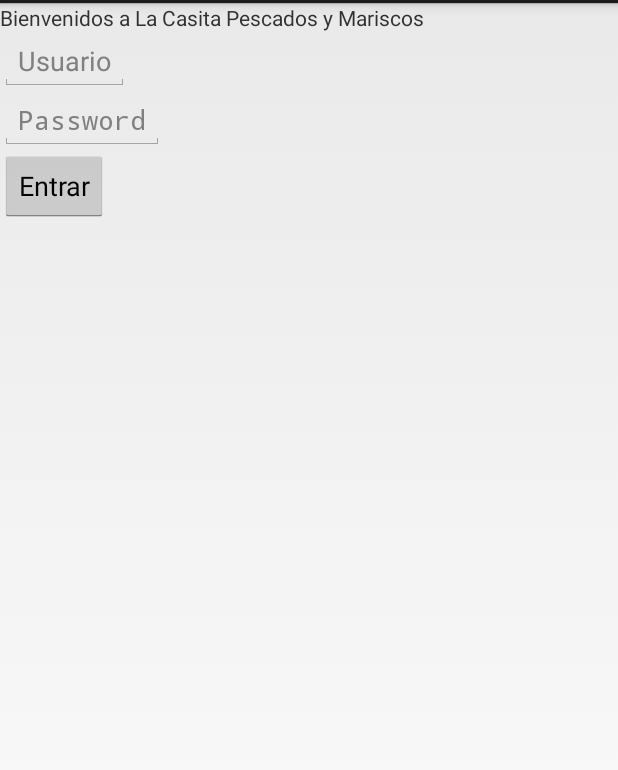
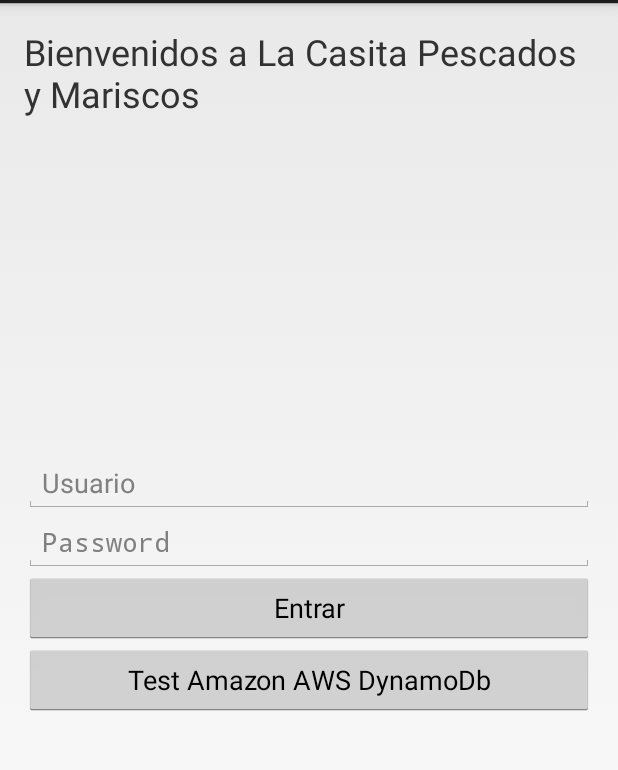
Before and after one commit to melvinrmc/mobile-android-hello-world, an Android app: the screen it shows after launch (HelloAndroidActivity), on a phone screen of 412 x 824 dp, the part 69-839 px from its top. Run offline under Robolectric (Android 15) with nearby library versions, the phone set to English and light mode, and no system bars; libraries missing offline, so code that uses them is left out: com.amazonaws.services.

Commit message:
Ajuste de clases para integración con Amazon AWS y DynamoDB. Se modifcaron los fuentes del ejemplo para ajustarlos al proyecto. No se ha ejecutado. Se  incorpora boton de prueba en Activity Main para testear la conexión. No se ha ejecutado la conexion.
Antes de ejecutar la conexion. Se commitea.

```diff
--- a/src/main/AndroidManifest.xml
+++ b/src/main/AndroidManifest.xml
@@ -7,6 +7,9 @@
     <uses-sdk
             android:minSdkVersion="8"
             android:targetSdkVersion="17"/>
+
+
+    <uses-permission android:name="android.permission.INTERNET" />
 
     <application
             android:allowBackup="true"
--- /dev/null
+++ b/src/main/java/com/amazonaws/demo/userpreferencesom/AmazonClientManager.java
@@ -0,0 +1,96 @@
+/*
+ * Copyright 2010-2012 Amazon.com, Inc. or its affiliates. All Rights Reserved.
+ *
+ * Licensed under the Apache License, Version 2.0 (the "License").
+ * You may not use this file except in compliance with the License.
+ * A copy of the License is located at
+ *
+ *  http://aws.amazon.com/apache2.0
+ *
+ * or in the "license" file accompanying this file. This file is distributed
+ * on an "AS IS" BASIS, WITHOUT WARRANTIES OR CONDITIONS OF ANY KIND, either
+ * express or implied. See the License for the specific language governing
+ * permissions and limitations under the License.
+ */
+
+package com.amazonaws.demo.userpreferencesom;
+
+import android.content.Context;
+import android.util.Log;
+
+import com.amazonaws.AmazonServiceException;
+import com.amazonaws.auth.CognitoCachingCredentialsProvider;
+import com.amazonaws.regions.Region;
+import com.amazonaws.regions.Regions;
+import com.amazonaws.services.dynamodbv2.AmazonDynamoDBClient;
+
+/**
+ * This class is used to get clients to the various AWS services. Before
+ * accessing a client the credentials should be checked to ensure validity.
+ */
+public class AmazonClientManager {
+
+    private static final String LOG_TAG = "AmazonClientManager";
+
+    private AmazonDynamoDBClient ddb = null;
+    private Context context;
+
+    public AmazonClientManager(Context context) {
+        this.context = context;
+    }
+
+    public AmazonDynamoDBClient ddb() {
+        validateCredentials();
+        return ddb;
+    }
+
+    public boolean hasCredentials() {
+        return (!(Constants.IDENTITY_POOL_ID.equalsIgnoreCase("CHANGE_ME")
+                || Constants.TEST_TABLE_NAME.equalsIgnoreCase("CHANGE_ME")));
+    }
+
+    public void validateCredentials() {
+
+        if (ddb == null) {
+            initClients();
+        }
+    }
+
+    private void initClients() {
+        CognitoCachingCredentialsProvider credentials = new CognitoCachingCredentialsProvider(
+                context,
+                Constants.IDENTITY_POOL_ID,
+                Regions.US_EAST_1);
+
+        ddb = new AmazonDynamoDBClient(credentials);
+        ddb.setRegion(Region.getRegion(Regions.US_WEST_2));
+    }
+
+    public boolean wipeCredentialsOnAuthError(AmazonServiceException ex) {
+        Log.e(LOG_TAG, "Error, wipeCredentialsOnAuthError called" + ex);
+        if (
+            // STS
+            // http://docs.amazonwebservices.com/STS/latest/APIReference/CommonErrors.html
+                ex.getErrorCode().equals("IncompleteSignature")
+                        || ex.getErrorCode().equals("InternalFailure")
+                        || ex.getErrorCode().equals("InvalidClientTokenId")
+                        || ex.getErrorCode().equals("OptInRequired")
+                        || ex.getErrorCode().equals("RequestExpired")
+                        || ex.getErrorCode().equals("ServiceUnavailable")
+
+                        // DynamoDB
+                        // http://docs.amazonwebservices.com/amazondynamodb/latest/developerguide/ErrorHandling.html#APIErrorTypes
+                        || ex.getErrorCode().equals("AccessDeniedException")
+                        || ex.getErrorCode().equals("IncompleteSignatureException")
+                        || ex.getErrorCode().equals(
+                        "MissingAuthenticationTokenException")
+                        || ex.getErrorCode().equals("ValidationException")
+                        || ex.getErrorCode().equals("InternalFailure")
+                        || ex.getErrorCode().equals("InternalServerError")) {
+
+            return true;
+        }
+
+        return false;
+    }
+}
--- a/src/main/java/com/codenvy/template/android/DisplayMessageActivity.java
+++ b/src/main/java/com/codenvy/template/android/DisplayMessageActivity.java
@@ -18,10 +18,10 @@ public class DisplayMessageActivity extends Activity {
         Intent intent = getIntent();
         String message = intent.getStringExtra(HelloAndroidActivity.EXTRA_MESSAGE);
         TextView textView = new TextView(this);
-        textView.setTextSize(40);
+        textView.setTextSize(24);
         textView.setText(message);
 
-        ViewGroup layout = (ViewGroup)findViewById(R.id.text_view);
+        ViewGroup layout = (ViewGroup) findViewById(R.id.activity_display_message);
         layout.addView(textView);
     }
 }
--- a/src/main/res/layout/activity_display_message.xml
+++ b/src/main/res/layout/activity_display_message.xml
@@ -5,9 +5,5 @@
     android:layout_height="fill_parent"
     android:id="@+id/activity_display_message"
     >
-<TextView
-    android:id="@+id/text_view"
-    android:layout_width="fill_parent"
-    android:layout_height="wrap_content"
-    />
+
 </LinearLayout>
--- a/src/main/res/layout/activity_main.xml
+++ b/src/main/res/layout/activity_main.xml
@@ -2,28 +2,50 @@
    xmlns:tools="http://schemas.android.com/tools"
    android:orientation="vertical"
    android:layout_width="match_parent"
-   android:layout_height="match_parent">
+        android:layout_height="match_parent"
+        android:layout_margin="@dimen/activity_horizontal_margin"
+        android:weightSum="1">
 
     <TextView
-        android:layout_width="wrap_content"
+        android:layout_width="fill_parent"
+        android:layout_height="0dp"
+        android:text="@string/hello_world"
+        android:textSize="24dp"
+        android:layout_weight="0.5"
+
+        />
+
+        <LinearLayout
+            android:orientation="vertical"
+            android:layout_width="fill_parent"
             android:layout_height="wrap_content"
-        android:text="@string/hello_world" />
+            android:layout_gravity="center">
 
-        <EditText android:id="@+id/edit_user"
-        android:layout_width="wrap_content"
+            <EditText
+                android:id="@+id/edit_user"
+                android:layout_width="fill_parent"
                 android:layout_height="wrap_content"
                 android:hint="@string/edit_user" />
 
-        <EditText android:id="@+id/edit_password"
-        android:layout_width="wrap_content"
+            <EditText
+                android:id="@+id/edit_password"
+                android:layout_width="fill_parent"
                 android:layout_height="wrap_content"
                 android:inputType="textPassword"
                 android:hint="@string/edit_password" />
+        </LinearLayout>
+
 
         <Button
-          android:layout_width="wrap_content"
+            android:layout_width="fill_parent"
           android:layout_height="wrap_content"
             android:text="@string/button_send"
             android:onClick="login" />
 
+        <Button
+            android:layout_width="fill_parent"
+            android:layout_height="wrap_content"
+            android:text="@string/button_test"
+            android:onClick="testAmazonAWS" />
+
 </LinearLayout>
--- a/src/main/res/values/strings.xml
+++ b/src/main/res/values/strings.xml
@@ -11,5 +11,6 @@
     <string name="edit_user">Usuario</string>
     <string name="edit_password">Password</string>
     <string name="button_send">Entrar</string>
+    <string name="button_test">Test Amazon AWS DynamoDb </string>
 
 </resources>
```
Also changed, not shown: src/main/java/com/amazonaws/demo/userpreferencesom/Constants.java (added, +42 -0 lines), src/main/java/com/amazonaws/demo/userpreferencesom/DynamoDBManager.java (added, +312 -0 lines), src/main/java/com/codenvy/template/android/HelloAndroidActivity.java (+133 -8 lines), src/main/java/com/lacasitaapp/admin/User.java (added, +41 -0 lines), src/main/java/com/lacasitaapp/dal/DataManager.java (added, +10 -0 lines). Lines whose indentation alone changed are shown as unchanged.
